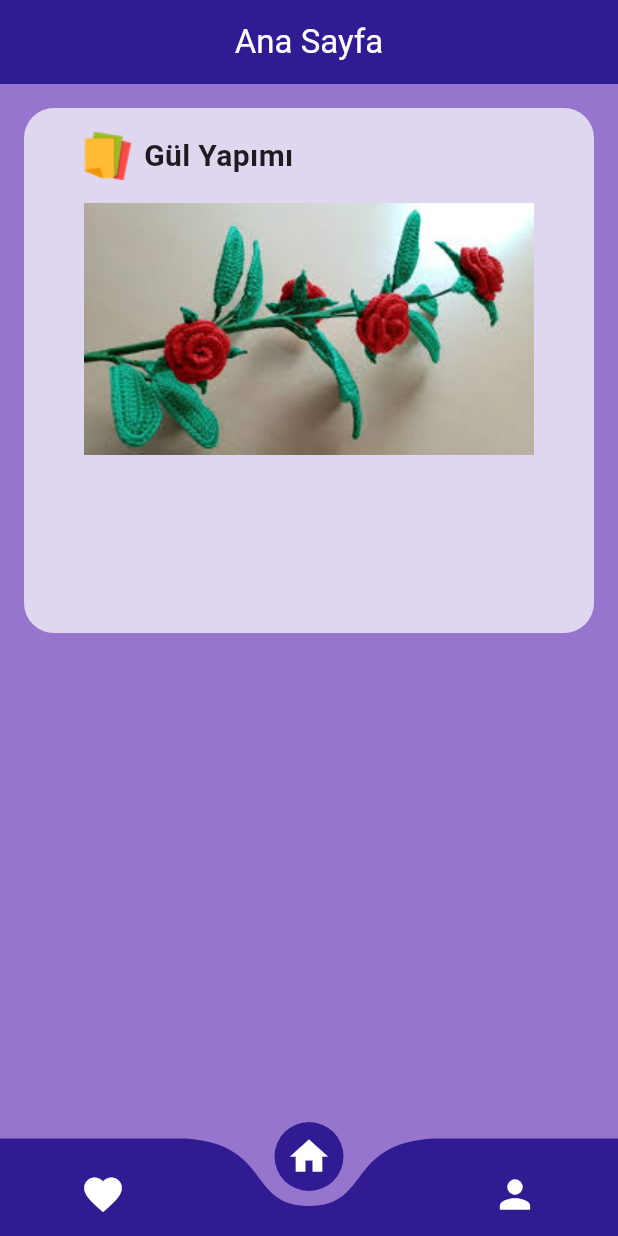
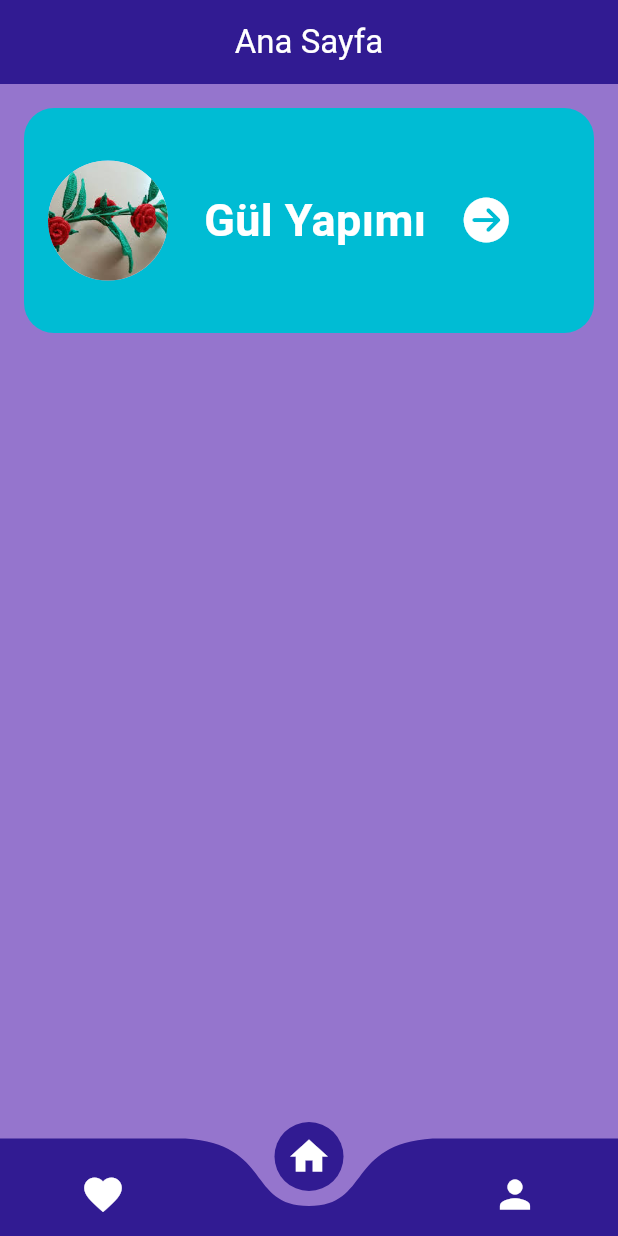
Before and after one commit to Berk2259/Craftify, a Flutter app: the screen it shows after launch, on a phone screen of 412 x 824 dp. Run offline on Flutter 3.47's test engine with Material 3 defaults, Android fonts, the phone set to English and light mode, and no system bars; drawn by our look-alikes of curved_navigation_bar; our stand-ins replace font_awesome_flutter.

Commit message:
ilk container yapısı

```diff
--- /dev/null
+++ b/lib/Screen/GulScreen.dart
@@ -0,0 +1,10 @@
+import 'package:flutter/material.dart';
+
+class GulScreen extends StatelessWidget {
+  const GulScreen({super.key});
+
+  @override
+  Widget build(BuildContext context) {
+    return Scaffold();
+  }
+}
--- a/lib/Screen/HomeScreen.dart
+++ b/lib/Screen/HomeScreen.dart
@@ -1,4 +1,5 @@
 import 'package:flutter/material.dart';
+import 'package:craftify/Widget/widget.dart';
 
 class HomeScreen extends StatelessWidget {
   const HomeScreen({super.key});
@@ -12,46 +13,13 @@ class HomeScreen extends StatelessWidget {
         title: Text('Ana Sayfa', style: TextStyle(color: Colors.white)),
       ),
       backgroundColor: Colors.deepPurple.shade300,
-      body: Column(
-        children: [
-          Padding(
-            padding: const EdgeInsets.all(16.0),
-            child: Container(
-              height: 350,
-              width: double.infinity,
-              decoration: BoxDecoration(
-                color: Colors.white70,
-                borderRadius: BorderRadius.circular(20),
-              ),
-              child: Column(
-                children: [
-                  Row(
-                    children: [
-                      Padding(
-                        padding: const EdgeInsets.only(top: 16.0, left: 40),
-                        child: Image(
-                          image: AssetImage('assets/images/paper1.png'),
-                        ),
-                      ),
-                      Padding(
-                        padding: const EdgeInsets.only(top: 16.0, left: 8.0),
-                        child: Text(
-                          'Gül Yapımı',
-                          style: TextStyle(
-                            fontSize: 20,
-                            fontWeight: FontWeight.bold,
-                          ),
-                        ),
-                      ),
-                    ],
-                  ),
-                  SizedBox(height: 15),
-                  Image(image: AssetImage('assets/images/indir.jpeg')),
-                ],
-              ),
-            ),
-          ),
-        ],
+      body: SingleChildScrollView(
+        child: Column(
+          children: [
+            Padding(padding: const EdgeInsets.all(16.0), child: Gul()),
+            SizedBox(height: 150),
+          ],
+        ),
       ),
     );
   }
--- a/lib/Screen/Screen.dart
+++ b/lib/Screen/Screen.dart
@@ -2,3 +2,4 @@ export 'MainScreen.dart';
 export 'HomeScreen.dart';
 export 'ProfileScreen.dart';
 export 'FavoriteScreen.dart';
+export 'GulScreen.dart';
--- /dev/null
+++ b/lib/Widget/gül_widget.dart
@@ -0,0 +1,64 @@
+import 'package:flutter/material.dart';
+import 'package:font_awesome_flutter/font_awesome_flutter.dart';
+import 'package:craftify/Screen/Screen.dart';
+
+class Gul extends StatelessWidget {
+  const Gul({super.key});
+
+  @override
+  Widget build(BuildContext context) {
+    return Container(
+      height: 150,
+      width: double.infinity,
+      decoration: BoxDecoration(
+        color: Colors.cyan,
+        borderRadius: BorderRadius.circular(20),
+      ),
+      child: Column(
+        mainAxisAlignment: MainAxisAlignment.center,
+        children: [
+          Expanded(
+            child: Row(
+              children: [
+                Padding(
+                  padding: const EdgeInsets.all(16.0),
+                  child: CircleAvatar(
+                    radius: 40,
+                    backgroundImage: AssetImage('assets/images/indir.jpeg'),
+                  ),
+                ),
+                Padding(
+                  padding: const EdgeInsets.only(left: 8.0),
+                  child: Text(
+                    'Gül Yapımı',
+                    style: TextStyle(
+                      color: Colors.white,
+                      fontSize: 30,
+                      fontWeight: FontWeight.bold,
+                    ),
+                  ),
+                ),
+                Padding(
+                  padding: const EdgeInsets.only(left: 16),
+                  child: IconButton(
+                    onPressed: () {
+                      Navigator.push(
+                        context,
+                        MaterialPageRoute(builder: (context) => GulScreen()),
+                      );
+                    },
+                    icon: Icon(
+                      color: Colors.white,
+                      FontAwesomeIcons.circleArrowRight,
+                      size: 30,
+                    ),
+                  ),
+                ),
+              ],
+            ),
+          ),
+        ],
+      ),
+    );
+  }
+}
--- /dev/null
+++ b/lib/Widget/widget.dart
@@ -0,0 +1 @@
+export 'gül_widget.dart';
--- a/pubspec.yaml
+++ b/pubspec.yaml
@@ -35,6 +35,7 @@ dependencies:
   # Use with the CupertinoIcons class for iOS style icons.
   cupertino_icons: ^1.0.8
   curved_navigation_bar: ^1.0.6
+  font_awesome_flutter: ^10.8.0
 
 dev_dependencies:
   flutter_test:
```
Also changed, not shown: pubspec.lock.
